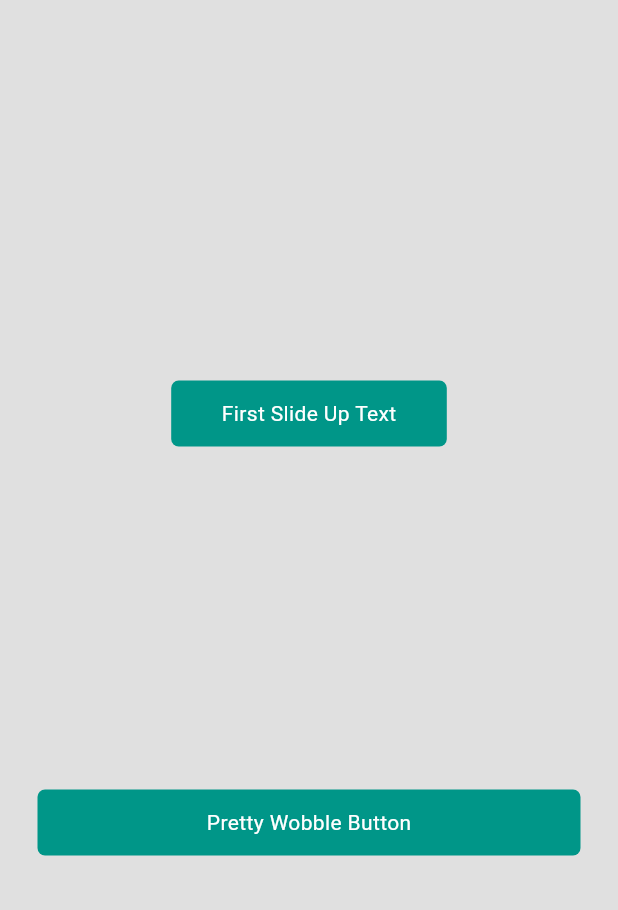
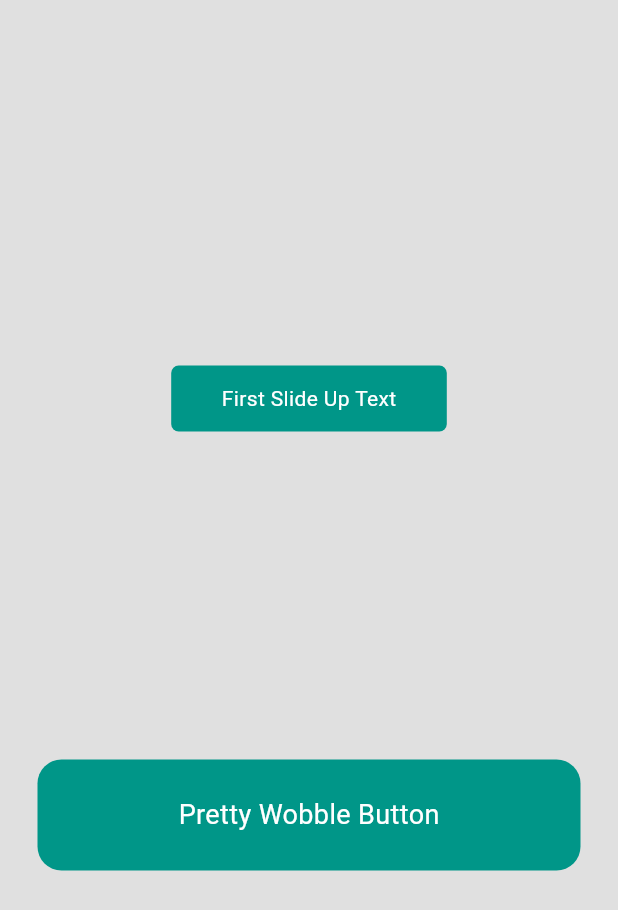
Before and after one commit to YeLwinOo-Steve/pretty_animated_buttons, a Flutter app: the screen it shows after launch, on a phone screen of 412 x 824 dp. Shown: the top 910 px of the screen. Run offline on Flutter 3.47's test engine with Material 3 defaults, Android fonts, the phone set to English and light mode, and no system bars; our stand-ins replace flutter_inset_shadow.

Commit message:
updated: wobble button

```diff
--- a/example/lib/main.dart
+++ b/example/lib/main.dart
@@ -125,11 +125,14 @@ class _PrettyButtonsExampleState extends State<PrettyButtonsExample> {
               //   onPressed: () {},
               // ),
               WobbleButton(
+                onPressed: () {},
+                borderRadius: 16,
+                duration: const Duration(milliseconds: 2000),
+                padding: const EdgeInsets.all(24.0),
                 child: const Text(
                   'Pretty Wobble Button',
-                  style: TextStyle(color: Colors.white),
+                  style: TextStyle(color: Colors.white, fontSize: 18),
                 ),
-                onPressed: () {},
               ),
               // PrettyShineButton(
               //   onPressed: () {},
```
